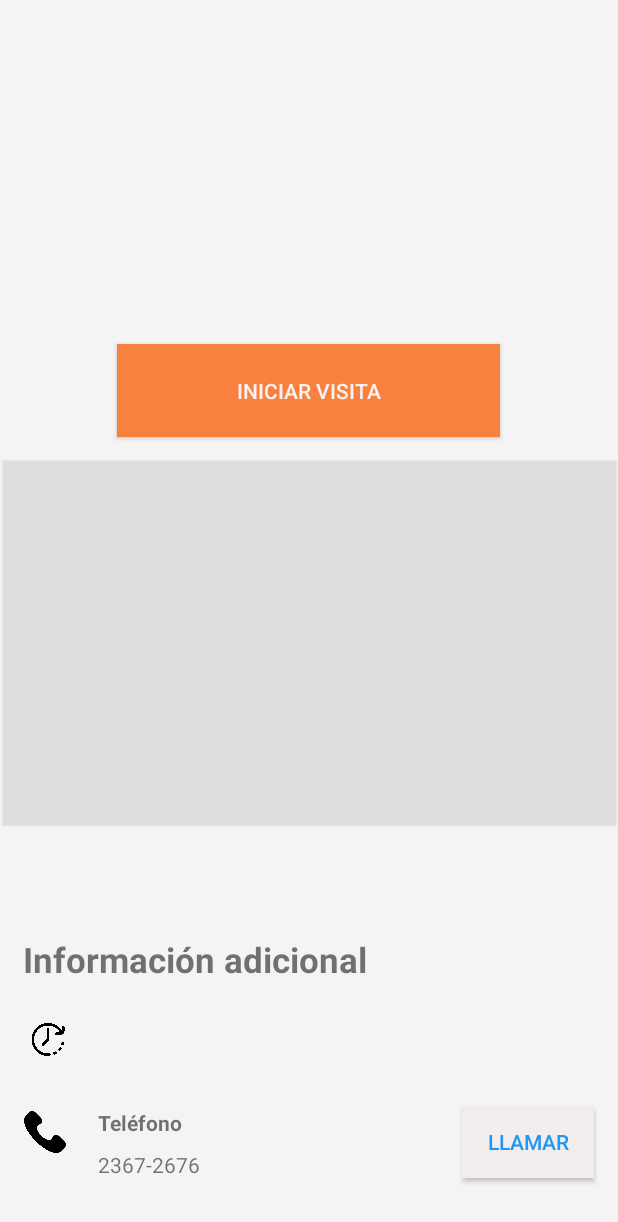
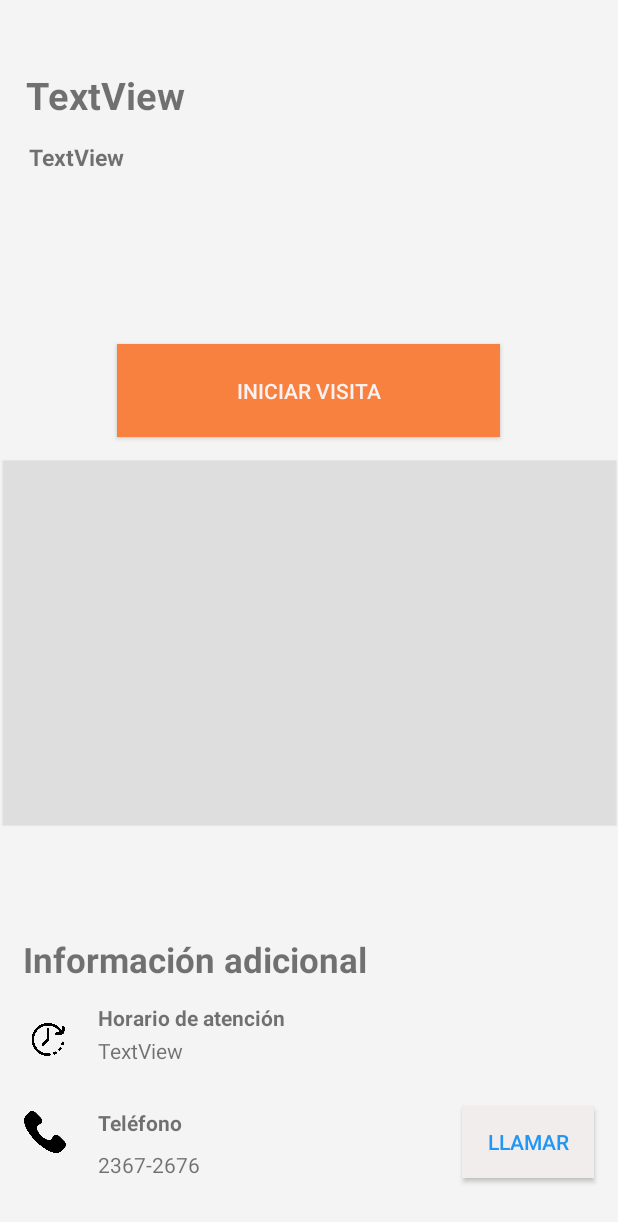
Before and after one commit to Wachuuu15/Plataformas, an Android app: the MainActivity2 screen opened directly, with no data from a screen before it, on a phone screen of 412 x 824 dp. Shown: the top 1222 px of the screen. Run offline under Robolectric (Android 15) with nearby library versions, the phone set to English and light mode, and no system bars; 4 statements that could not run were skipped.

Commit message:
add titulo/hora/direccion

```diff
--- a/app/src/main/java/com/example/myapplication/MainActivity.kt
+++ b/app/src/main/java/com/example/myapplication/MainActivity.kt
@@ -5,6 +5,7 @@ import androidx.appcompat.app.AppCompatActivity
 import android.os.Bundle
 import android.widget.Button
 import android.widget.ImageView
+import android.widget.TextView
 import android.widget.Toast
 
 
@@ -14,6 +15,9 @@ class MainActivity : AppCompatActivity() {
     private lateinit var detalles: Button
     private lateinit var download: Button
     private lateinit var direction : ImageView
+    private lateinit var titulo : TextView
+    private lateinit var textdirection : TextView
+    private lateinit var hor : TextView
 
     override fun onCreate(savedInstanceState: Bundle?) {
         super.onCreate(savedInstanceState)
@@ -22,6 +26,10 @@ class MainActivity : AppCompatActivity() {
         detalles = findViewById(R.id.button3)
         direction = findViewById(R.id.imageView4)
         download = findViewById(R.id.button2)
+        titulo = findViewById(R.id.textView3)
+        textdirection =findViewById(R.id.textView4)
+        hor = findViewById(R.id.textView5)
+
         initListeners()
 
     }
@@ -32,7 +40,17 @@ class MainActivity : AppCompatActivity() {
         }
 
         detalles.setOnClickListener {
-            startActivity(Intent(this, MainActivity2::class.java))
+
+            val titulo = titulo.text.toString()
+            val direction = textdirection.text.toString()
+            val hora = hor.text.toString()
+            val dato = datos(titulo, direction, hora)
+
+            val intent = Intent(this, MainActivity2::class.java)
+
+            intent.putExtra("EXTRA_DATO", dato)
+            startActivity(intent)
+
         }
 
         download.setOnClickListener{
--- a/app/src/main/java/com/example/myapplication/MainActivity2.kt
+++ b/app/src/main/java/com/example/myapplication/MainActivity2.kt
@@ -8,6 +8,7 @@ import androidx.appcompat.app.AppCompatActivity
 import android.os.Bundle
 import android.util.Log
 import android.widget.Button
+import android.widget.TextView
 import android.widget.Toast
 import androidx.constraintlayout.widget.ConstraintLayout
 import androidx.core.app.ActivityCompat
@@ -18,13 +19,25 @@ class MainActivity2 : AppCompatActivity() {
     private lateinit var buttoncamera : Button
     private lateinit var buttonCall : Button
     private lateinit var rootLayout: ConstraintLayout
+    private lateinit var titulo : TextView
+    private lateinit var textdirection : TextView
+    private lateinit var hor : TextView
+
 
     override fun onCreate(savedInstanceState: Bundle?) {
         super.onCreate(savedInstanceState)
         setContentView(R.layout.activity_main2)
-
         buttoncamera = findViewById(R.id.button4)
         buttonCall = findViewById(R.id.button5)
+        titulo = findViewById(R.id.textView9)
+        textdirection =findViewById(R.id.textView10)
+        hor = findViewById(R.id.textView12)
+
+        val dato : datos = intent.getSerializableExtra("EXTRA_DATO") as datos
+        titulo.text = dato.titulo
+        textdirection.text = dato.direccion
+        hor.text = dato.hora
+
         setListeners()
     }
 
--- /dev/null
+++ b/app/src/main/java/com/example/myapplication/datos.kt
@@ -0,0 +1,5 @@
+package com.example.myapplication
+
+import java.io.Serializable
+
+data class datos(var titulo: String, var direccion: String, var hora: String): Serializable
--- a/app/src/main/res/layout/activity_main.xml
+++ b/app/src/main/res/layout/activity_main.xml
@@ -55,9 +55,10 @@
         android:contentDescription="@null"
         app:layout_constraintBottom_toBottomOf="parent"
         app:layout_constraintEnd_toEndOf="parent"
+        app:layout_constraintHorizontal_bias="0.0"
         app:layout_constraintStart_toStartOf="parent"
         app:layout_constraintTop_toTopOf="parent"
-        app:layout_constraintVertical_bias="0.0"
+        app:layout_constraintVertical_bias="0.045"
         app:srcCompat="@drawable/img"
         tools:ignore="ImageContrastCheck" />
 
@@ -160,7 +161,7 @@
         android:id="@+id/button2"
         android:layout_width="wrap_content"
         android:layout_height="wrap_content"
-        android:layout_marginTop="36dp"
+        android:layout_marginTop="60dp"
         android:backgroundTint="#C8DCEC"
         android:text="@string/download"
         android:textColor="#3A4FC1"
--- a/app/src/main/res/layout/activity_main2.xml
+++ b/app/src/main/res/layout/activity_main2.xml
@@ -117,4 +117,57 @@
         app:layout_constraintStart_toStartOf="parent"
         app:layout_constraintTop_toTopOf="parent"
         app:layout_constraintVertical_bias="0.953" />
+
+    <TextView
+        android:id="@+id/textView9"
+        android:layout_width="wrap_content"
+        android:layout_height="wrap_content"
+        android:text="TextView"
+        android:textSize="25sp"
+        android:textStyle="bold"
+        app:layout_constraintBottom_toBottomOf="parent"
+        app:layout_constraintEnd_toEndOf="parent"
+        app:layout_constraintHorizontal_bias="0.056"
+        app:layout_constraintStart_toStartOf="parent"
+        app:layout_constraintTop_toTopOf="parent"
+        app:layout_constraintVertical_bias="0.058" />
+
+    <TextView
+        android:id="@+id/textView10"
+        android:layout_width="wrap_content"
+        android:layout_height="wrap_content"
+        android:text="TextView"
+        android:textSize="15sp"
+        android:textStyle="bold"
+        app:layout_constraintBottom_toBottomOf="parent"
+        app:layout_constraintEnd_toEndOf="parent"
+        app:layout_constraintHorizontal_bias="0.056"
+        app:layout_constraintStart_toStartOf="parent"
+        app:layout_constraintTop_toTopOf="parent"
+        app:layout_constraintVertical_bias="0.117" />
+
+    <TextView
+        android:id="@+id/textView11"
+        android:layout_width="wrap_content"
+        android:layout_height="wrap_content"
+        android:text="@string/atencion"
+        android:textStyle="bold"
+        app:layout_constraintBottom_toBottomOf="parent"
+        app:layout_constraintEnd_toEndOf="parent"
+        app:layout_constraintHorizontal_bias="0.228"
+        app:layout_constraintStart_toStartOf="parent"
+        app:layout_constraintTop_toTopOf="parent"
+        app:layout_constraintVertical_bias="0.831" />
+
+    <TextView
+        android:id="@+id/textView12"
+        android:layout_width="wrap_content"
+        android:layout_height="wrap_content"
+        android:text="TextView"
+        app:layout_constraintBottom_toBottomOf="parent"
+        app:layout_constraintEnd_toEndOf="parent"
+        app:layout_constraintHorizontal_bias="0.184"
+        app:layout_constraintStart_toStartOf="parent"
+        app:layout_constraintTop_toTopOf="parent"
+        app:layout_constraintVertical_bias="0.858" />
 </androidx.constraintlayout.widget.ConstraintLayout>
--- a/app/src/main/res/values/strings.xml
+++ b/app/src/main/res/values/strings.xml
@@ -14,4 +14,5 @@
     <string name="llamar">Llamar</string>
     <string name="cel">Teléfono</string>
     <string name="numm">2367-2676</string>
+    <string name="atencion">Horario de atención</string>
 </resources>
```
